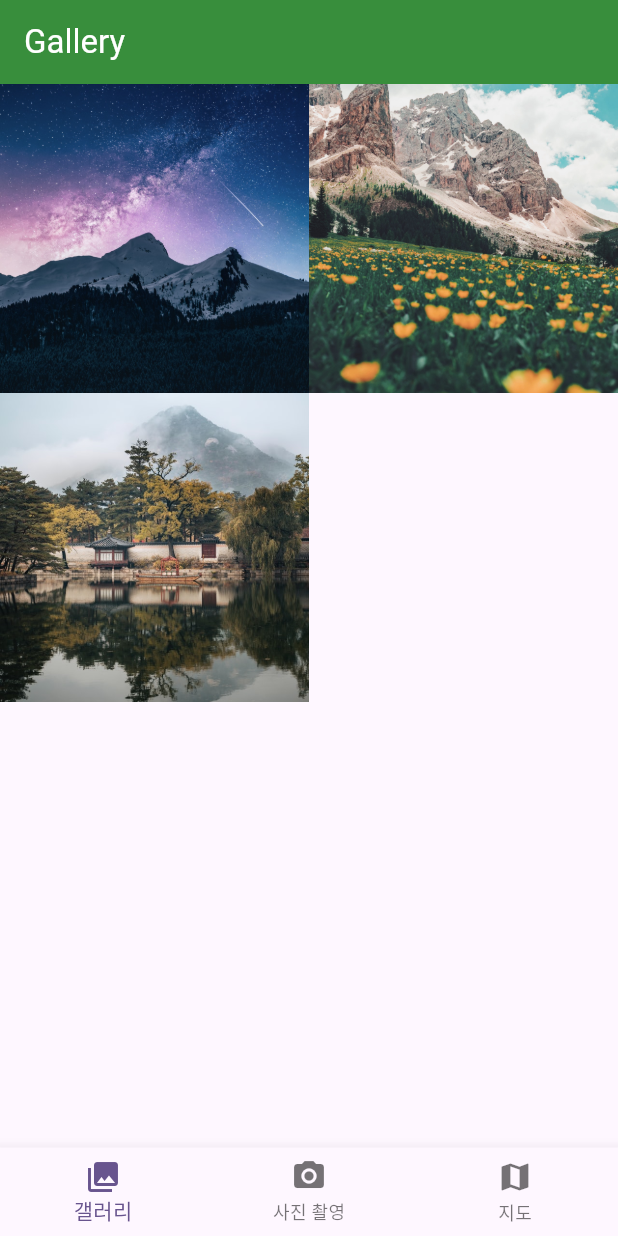
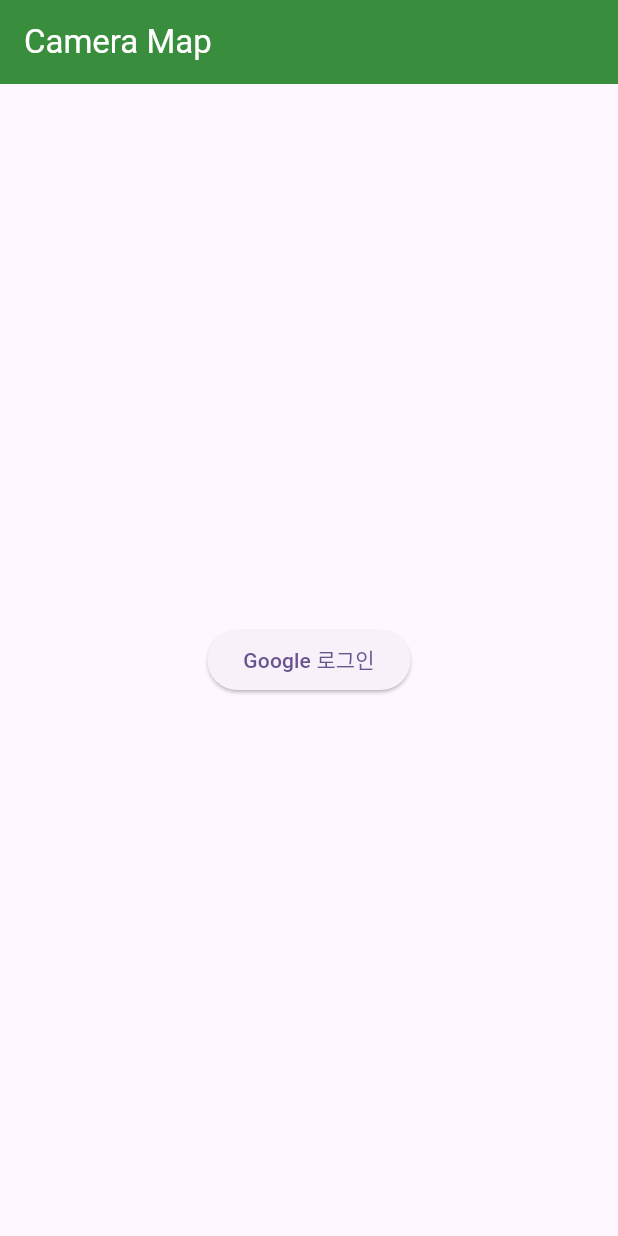
Before and after one commit to haagmin5382/camera_map, a Flutter app: the screen it shows after launch, on a phone screen of 412 x 824 dp. Run offline on Flutter 3.47's test engine with Material 2 defaults, Android fonts, the light colour scheme and no system bars; our stand-ins replace firebase_auth, firebase_core, geolocator, google_maps_flutter, google_sign_in, image_picker and 1 more; accounts and stored records are empty.

Commit message:
:lipstick: style : add login layout

```diff
--- a/camera_map/lib/main.dart
+++ b/camera_map/lib/main.dart
@@ -1,3 +1,4 @@
+import 'package:camera_map/screens/login_screen.dart';
 import 'package:flutter/material.dart';
 import 'package:camera_map/screens/camera_screen.dart';
 import 'package:camera_map/screens/gallery._screen.dart';
@@ -32,7 +33,7 @@ class _MyAppState extends State<MyApp> {
     const MapScreen()
   ];
   final picker = ImagePicker();
-
+  var isLogin = false;
   void _onItemTapped(int index) {
     setState(() {
       _selectedIndex = index;
@@ -47,7 +48,8 @@ class _MyAppState extends State<MyApp> {
         colorScheme: ColorScheme.fromSeed(seedColor: Colors.deepPurple),
         useMaterial3: true,
       ),
-      home: Scaffold(
+      home: isLogin
+          ? Scaffold(
               body: Center(
                 child: _pages[_selectedIndex],
               ),
@@ -56,7 +58,8 @@ class _MyAppState extends State<MyApp> {
                 selectedIndex: _selectedIndex,
                 onItemTapped: _onItemTapped,
               ),
-      ),
+            )
+          : LoginScreen(),
     );
   }
 }
--- /dev/null
+++ b/camera_map/lib/screens/login_screen.dart
@@ -0,0 +1,54 @@
+import 'package:flutter/material.dart';
+import 'package:firebase_auth/firebase_auth.dart';
+import 'package:google_sign_in/google_sign_in.dart';
+
+class LoginScreen extends StatelessWidget {
+  final FirebaseAuth _auth = FirebaseAuth.instance;
+  final GoogleSignIn googleSignIn = GoogleSignIn();
+
+  LoginScreen({super.key});
+
+  Future<User?> _handleSignIn() async {
+    try {
+      final GoogleSignInAccount? googleSignInAccount =
+          await googleSignIn.signIn();
+      final GoogleSignInAuthentication googleSignInAuthentication =
+          await googleSignInAccount!.authentication;
+
+      final AuthCredential credential = GoogleAuthProvider.credential(
+        accessToken: googleSignInAuthentication.accessToken,
+        idToken: googleSignInAuthentication.idToken,
+      );
+
+      final UserCredential authResult =
+          await _auth.signInWithCredential(credential);
+      final User? user = authResult.user;
+
+      return user;
+    } catch (error) {
+      print(error);
+      return null;
+    }
+  }
+
+  @override
+  Widget build(BuildContext context) {
+    return Scaffold(
+      appBar: AppBar(
+        backgroundColor: Colors.green[700],
+        title: const Text('Camera Map', style: TextStyle(color: Colors.white)),
+      ),
+      body: Center(
+        child: Column(
+          mainAxisAlignment: MainAxisAlignment.center,
+          children: <Widget>[
+            ElevatedButton(
+              onPressed: () {},
+              child: const Text('Google 로그인'),
+            ),
+          ],
+        ),
+      ),
+    );
+  }
+}
--- a/camera_map/pubspec.yaml
+++ b/camera_map/pubspec.yaml
@@ -45,6 +45,8 @@ dependencies:
   location: ^5.0.3
   geolocator: ^10.0.0
   firebase_core: ^2.15.1
+  firebase_auth: ^4.9.0
+  google_sign_in: ^6.1.5
 
 dev_dependencies:
   flutter_test:
```
Also changed, not shown: camera_map/pubspec.lock, 1 other file. Lines whose indentation alone changed are shown as unchanged.
